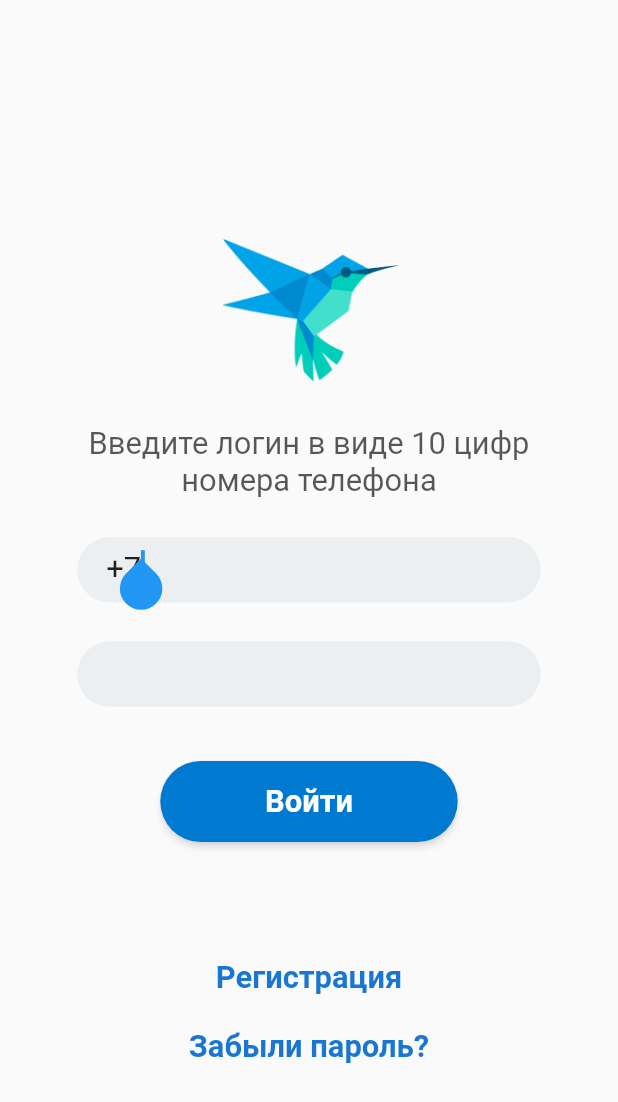
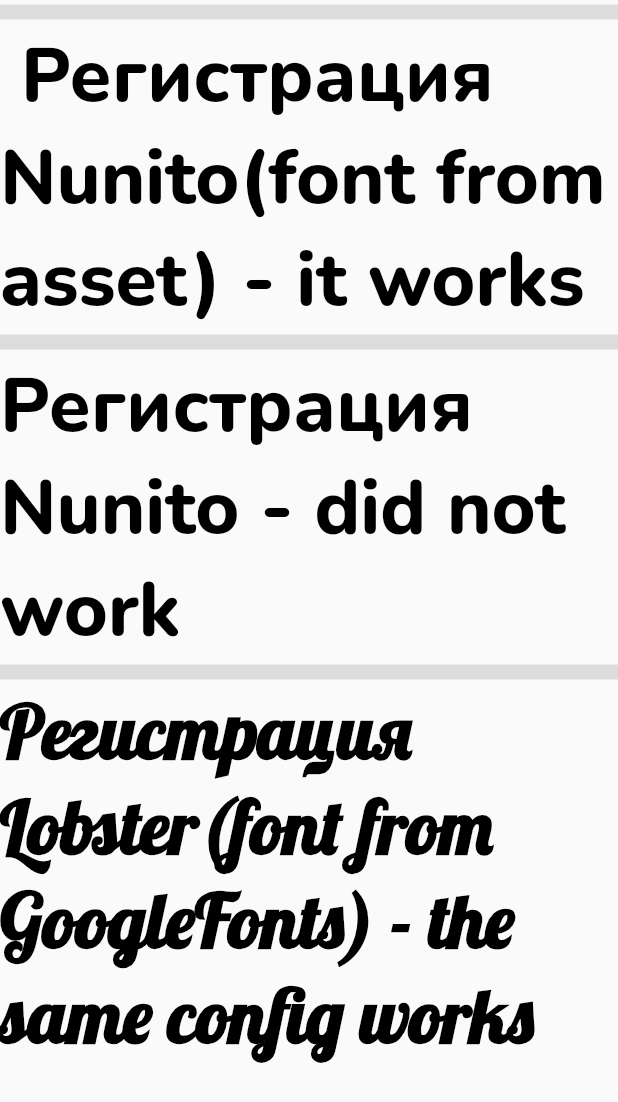
Before and after one commit to Alexqwesa/test_task_pizza_shop_project, a Flutter app: the screen it shows after launch, after a tap on "Забыли пароль?", on a phone screen of 412 x 824 dp. Shown: the top 1102 px of the screen. Run offline on Flutter 3.47's test engine with Material 2 defaults, Android fonts, the phone set to English and light mode, and no system bars; our stand-ins replace google_fonts, toggle_switch.

Commit message:
added bug screen for bug report

```diff
--- /dev/null
+++ b/lib/bug_screen.dart
@@ -0,0 +1,64 @@
+import 'package:flutter/material.dart';
+import 'package:google_fonts/google_fonts.dart';
+
+class BugScreen extends StatefulWidget {
+  const BugScreen({Key? key}) : super(key: key);
+
+  @override
+  _BugScreenState createState() => _BugScreenState();
+}
+
+class _BugScreenState extends State<BugScreen> {
+  @override
+  Widget build(BuildContext context) {
+    return Scaffold(
+      // resizeToAvoidBottomInset: false,
+      body: SizedBox.expand(
+        child: Column(
+          children: [
+            const Divider(
+              thickness: 10,
+            ),
+            const Text(
+              ' Регистрация Nunito(font from asset) - it works',
+              style: TextStyle(
+                fontFamily: 'NunitoAsset',
+                fontSize: 50,
+                fontWeight: FontWeight.w800,
+                color: Colors.black,
+              ),
+            ),
+            const Divider(
+              thickness: 10,
+            ),
+            Text(
+              'Регистрация Nunito - did not work',
+              style: GoogleFonts.nunito(
+                // this didn't work
+                textStyle: const TextStyle(
+                  fontSize: 50,
+                  fontWeight: FontWeight.w800,
+                  color: Colors.black,
+                ),
+              ),
+            ),
+            const Divider(
+              thickness: 10,
+            ),
+            Text(
+              'Регистрация Lobster(font from GoogleFonts) - the same config works',
+              style: GoogleFonts.lobster(
+                // this works!!!!
+                textStyle: const TextStyle(
+                  fontSize: 50,
+                  fontWeight: FontWeight.w800,
+                  color: Colors.black,
+                ),
+              ),
+            ),
+          ],
+        ),
+      ),
+    );
+  }
+}
--- a/lib/login_screen.dart
+++ b/lib/login_screen.dart
@@ -145,7 +145,9 @@
                     SizedBox(
                       height: 36,
                       child: TextButton(
-                        onPressed: () {},
+                        onPressed: () {
+                          Navigator.pushNamed(context, '/bug_screen');
+                        },
                         child: Text(
                           'Забыли пароль?',
                           style: TextStyle(
--- a/lib/main.dart
+++ b/lib/main.dart
@@ -1,5 +1,6 @@
 import 'package:flutter/material.dart';
 import 'package:flutter/widgets.dart';
+import 'package:test_task_pizza_shop_project/bug_screen.dart';
 import 'package:test_task_pizza_shop_project/login_screen.dart';
 import 'package:test_task_pizza_shop_project/main_screen.dart';
 import 'package:test_task_pizza_shop_project/register_screen.dart';
@@ -95,6 +96,7 @@
       routes: {
         '/register': (context) => const RegisterScreen(),
         '/main_screen': (context) => const MainScreen(),
+        '/bug_screen': (context) => const BugScreen(),
       },
       home: const LoginScreen(),
     );
```
Also changed, not shown: lib/screenshot_of_font_bug.png (added).
